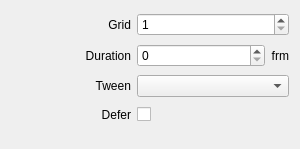
This is src/Widgets/Inspector/InspectorGridWidget.ui in CasparCG/client as Qt 5 draws it before an edit. The edited form follows.
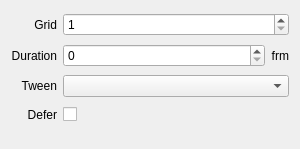
This is the edited form.

Commit message: Remove minimumSize constraint from labels

Patch:
```diff
--- a/src/Widgets/Inspector/InspectorGridWidget.ui
+++ b/src/Widgets/Inspector/InspectorGridWidget.ui
@@ -49,12 +49,6 @@
    </item>
    <item row="1" column="0">
     <widget class="QLabel" name="labelTransitionDuration">
-     <property name="minimumSize">
-      <size>
-       <width>120</width>
-       <height>0</height>
-      </size>
-     </property>
      <property name="text">
       <string>Duration</string>
      </property>
@@ -88,12 +82,6 @@
    </item>
    <item row="3" column="0">
     <widget class="QLabel" name="labelDefer">
-     <property name="minimumSize">
-      <size>
-       <width>120</width>
-       <height>0</height>
-      </size>
-     </property>
      <property name="text">
       <string>Defer</string>
      </property>
@@ -104,12 +92,6 @@
    </item>
    <item row="2" column="0">
     <widget class="QLabel" name="labelEasing">
-     <property name="minimumSize">
-      <size>
-       <width>120</width>
-       <height>0</height>
-      </size>
-     </property>
      <property name="text">
       <string>Tween</string>
      </property>
@@ -143,12 +125,6 @@
    </item>
    <item row="0" column="0">
     <widget class="QLabel" name="labelGrid">
-     <property name="minimumSize">
-      <size>
-       <width>120</width>
-       <height>0</height>
-      </size>
-     </property>
      <property name="text">
       <string>Grid</string>
      </property>
```
The commit also changes 53 other files.
